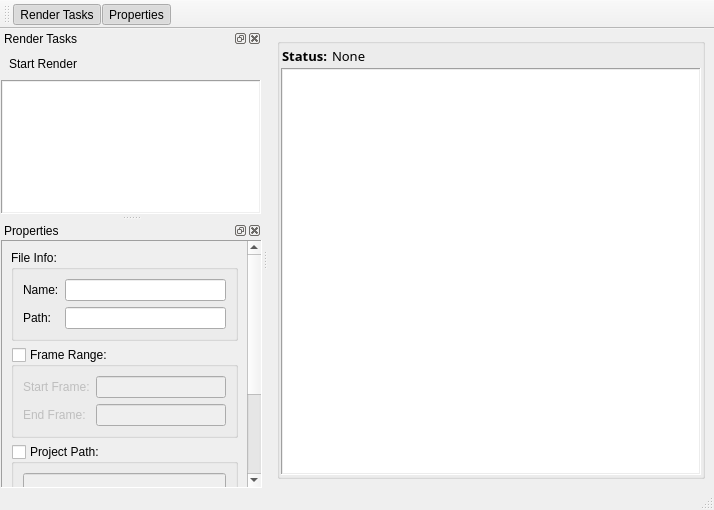
kaymatrix/lra, file uis/winMain.ui: the form before one commit.
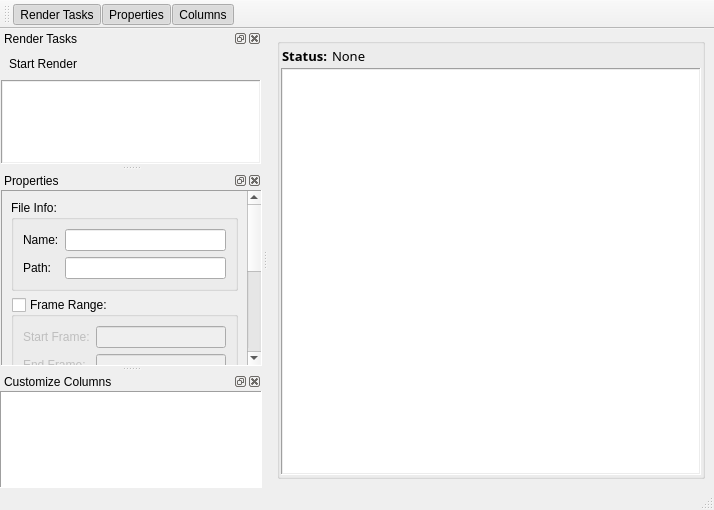
The form after the commit.

What changed in the file:
```diff
--- a/uis/winMain.ui
+++ b/uis/winMain.ui
@@ -20,7 +20,7 @@
    <bool>true</bool>
   </property>
   <widget class="QWidget" name="centralwidget">
-   <layout class="QGridLayout" name="gridLayout_8">
+   <layout class="QGridLayout" name="gridLayout_14">
     <item row="0" column="0">
      <widget class="QGroupBox" name="groupBox">
       <property name="title">
@@ -256,6 +256,7 @@
    </attribute>
    <addaction name="actionRenderTasks"/>
    <addaction name="actionProperties"/>
+   <addaction name="actionColumns"/>
   </widget>
   <widget class="QDockWidget" name="dckProperties">
    <property name="windowTitle">
@@ -293,7 +294,7 @@
         <property name="geometry">
          <rect>
           <x>0</x>
-          <y>0</y>
+          <y>-186</y>
           <width>243</width>
           <height>348</height>
          </rect>
@@ -468,6 +469,34 @@
     </layout>
    </widget>
   </widget>
+  <widget class="QDockWidget" name="dckColumns">
+   <property name="windowTitle">
+    <string>Customize Columns</string>
+   </property>
+   <attribute name="dockWidgetArea">
+    <number>1</number>
+   </attribute>
+   <widget class="QWidget" name="dockWidgetContents_3">
+    <layout class="QGridLayout" name="gridLayout_8">
+     <property name="margin">
+      <number>0</number>
+     </property>
+     <property name="spacing">
+      <number>0</number>
+     </property>
+     <item row="0" column="0">
+      <widget class="QListWidget" name="lstColumns">
+       <property name="frameShape">
+        <enum>QFrame::Panel</enum>
+       </property>
+       <property name="alternatingRowColors">
+        <bool>true</bool>
+       </property>
+      </widget>
+     </item>
+    </layout>
+   </widget>
+  </widget>
   <action name="actionRenderTasks">
    <property name="checkable">
     <bool>true</bool>
@@ -496,6 +525,20 @@
     <string>Show/Hide Properties</string>
    </property>
   </action>
+  <action name="actionColumns">
+   <property name="checkable">
+    <bool>true</bool>
+   </property>
+   <property name="checked">
+    <bool>true</bool>
+   </property>
+   <property name="text">
+    <string>Columns</string>
+   </property>
+   <property name="toolTip">
+    <string>Show/Hide Columns to display in render task table</string>
+   </property>
+  </action>
  </widget>
  <resources/>
  <connections>
```
Left out of the diff: 32 changed lines with no effect on the pictures.
